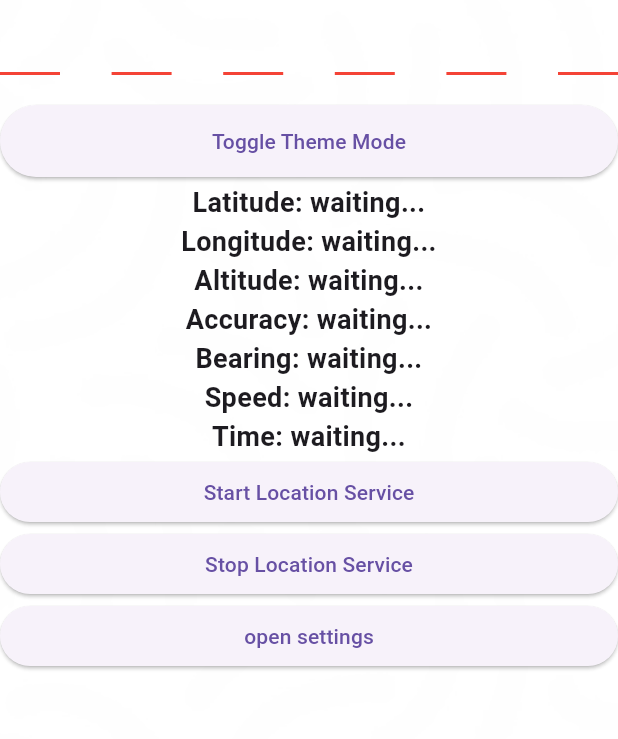
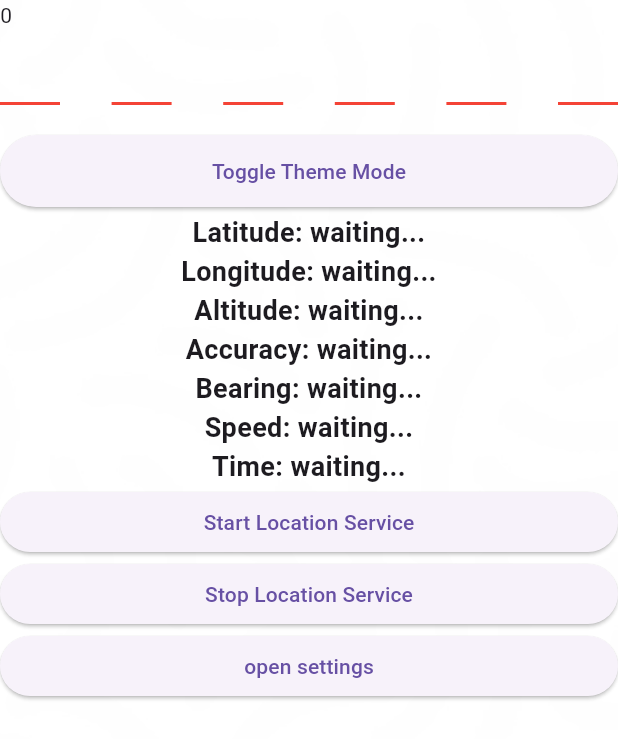
Before and after one commit to lolmaxlevel/compass_app, a Flutter app: the screen it shows after launch, on a phone screen of 412 x 824 dp. Shown: the top 739 px of the screen. Run offline on Flutter 3.47's test engine with Material 2 defaults, Android fonts, the light colour scheme and no system bars; drawn by our look-alikes of pin_code_fields; our stand-ins replace adaptive_theme, shared_preferences; missing offline and left inert: background_location.

Commit message:
added 6-digit code generation

```diff
--- a/lib/pages/main_screen.dart
+++ b/lib/pages/main_screen.dart
@@ -25,6 +25,7 @@ class MainScreen extends StatefulWidget {
 }
 
 class _MainScreenState extends State<MainScreen> {
+  int id = 0;
   dynamic ws;
   String host = "";
   final Future<SharedPreferences> _prefs = SharedPreferences.getInstance();
@@ -40,6 +41,11 @@ class _MainScreenState extends State<MainScreen> {
   void initState() {
     _prefs.then((SharedPreferences prefs) {
       host = prefs.getString('host') ?? "";
+      id = prefs.getInt('id') ?? 0;
+      if (id == 0){
+        id = UniqueKey().hashCode % 1000000;
+      }
+      prefs.setInt('id', id);
     });
     super.initState();
   }
@@ -67,6 +73,7 @@ class _MainScreenState extends State<MainScreen> {
             body: Center(
               child: ListView(
                 children: <Widget>[
+                  Text(id.toString()),
                   PinCodeTextField(
                       appContext: context,
                       length: 6,
```
